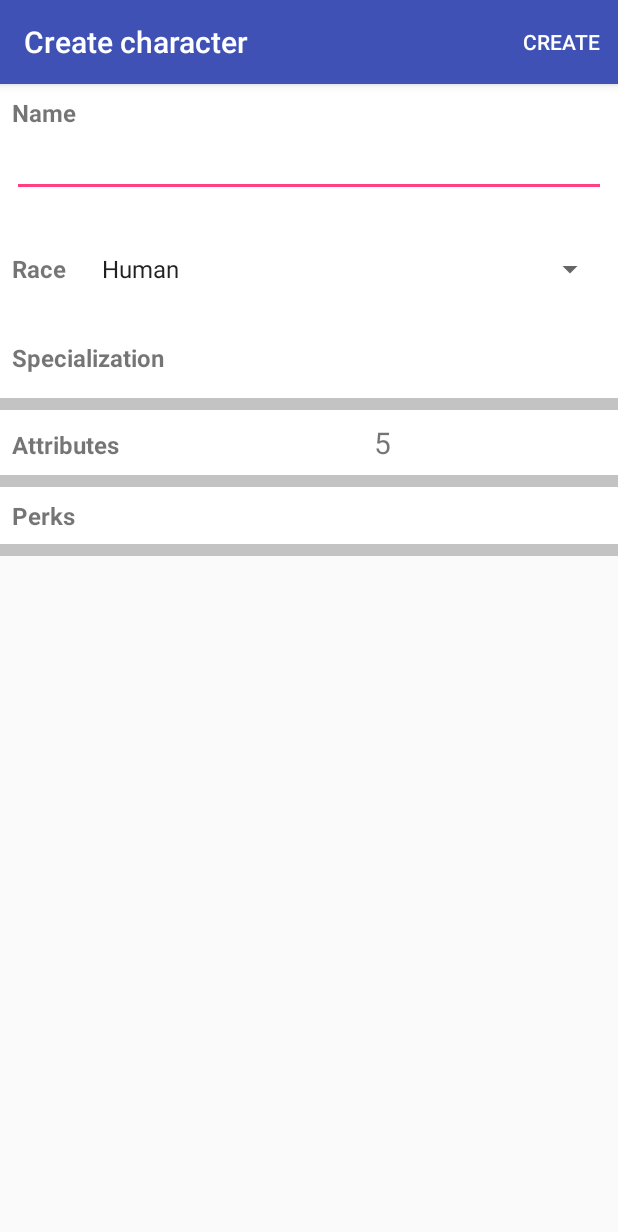
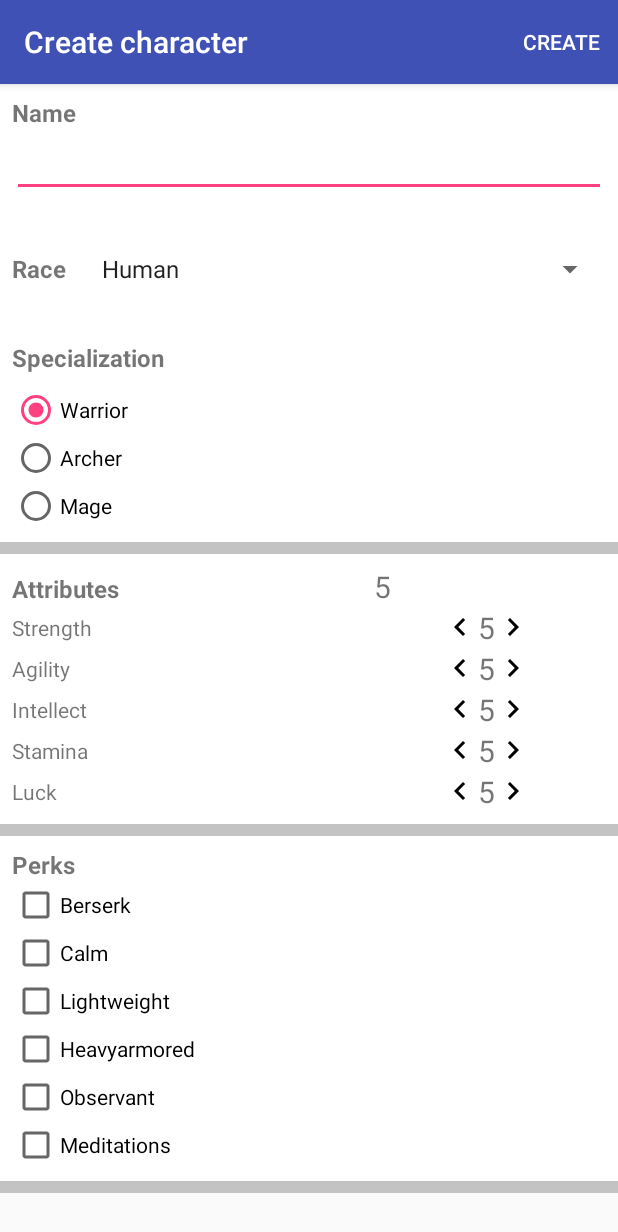
Before and after one commit to levgenix/OpenProfessionJavaCourse01-Project01, an Android app: the screen it shows after launch (MainActivity), on a phone screen of 412 x 824 dp. Shown: the top 1232 px of the screen. Run offline under Robolectric (Android 15) with nearby library versions, the phone set to English and light mode, and no system bars.

Commit message:
Stoped on updateAttributeValue

```diff
--- a/app/src/main/java/com/elegion/courserafirstcourseprogrammingtest/CharacterCreator.java
+++ b/app/src/main/java/com/elegion/courserafirstcourseprogrammingtest/CharacterCreator.java
@@ -2,8 +2,9 @@ package com.elegion.courserafirstcourseprogrammingtest;
 
 import android.util.Log;
 
+import org.w3c.dom.Attr;
+
 import java.io.Serializable;
-import java.util.Arrays;
 import java.util.HashMap;
 import java.util.LinkedList;
 import java.util.Map;
@@ -12,7 +13,27 @@ import java.util.Observable;
 public class CharacterCreator extends Observable  implements Serializable{
 
     public enum Specialization {
-        WARRIOR, ARCHER, MAGE
+        WARRIOR, ARCHER, MAGE;
+
+        private static Specialization[] vals = values();
+
+        public static String[] getNames() {
+            LinkedList<String> list = new LinkedList<>();
+            for (Specialization s : vals) {
+                list.add(s.name().substring(0, 1) + s.name().substring(1).toLowerCase());
+            }
+            return list.toArray(new String[list.size()]);
+        }
+
+        public static Specialization getLast()
+        {
+            return vals[vals.length - 1];
+        }
+
+        public static Specialization getFirst()
+        {
+            return vals[0];
+        }
     }
 
     public enum Race {
@@ -40,11 +61,40 @@ public class CharacterCreator extends Observable  implements Serializable{
     }
 
     public enum Attribute {
-        STRENGTH, AGILITY, INTELLECT, STAMINA, LUCK
+        STRENGTH, AGILITY, INTELLECT, STAMINA, LUCK;
+
+        private static Attribute[] vals = values();
+
+        public static String[] getNames() {
+            LinkedList<String> list = new LinkedList<>();
+            for (Attribute a : vals) {
+                list.add(a.name().substring(0, 1) + a.name().substring(1).toLowerCase());
+            }
+            return list.toArray(new String[list.size()]);
+        }
+
+        public static Attribute getByPosition(int position) {
+            int i = 0;
+            for (Attribute a : vals) {
+                if (i == position) {
+                    return a;
+                }
+                i++;
+            }
+            return null;
+        }
     }
 
     public enum Perk {
-        BERSERK, CALM, LIGHTWEIGHT, HEAVYARMORED, OBSERVANT, MEDITATIONS
+        BERSERK, CALM, LIGHTWEIGHT, HEAVYARMORED, OBSERVANT, MEDITATIONS;
+
+        public static String[] getNames() {
+            LinkedList<String> list = new LinkedList<>();
+            for (Perk p : values()) {
+                list.add(p.name().substring(0, 1) + p.name().substring(1).toLowerCase());
+            }
+            return list.toArray(new String[list.size()]);
+        }
     }
 
     private String mName;
@@ -69,18 +119,16 @@ public class CharacterCreator extends Observable  implements Serializable{
 
 
     public String[] getSpecializations() {
-        // TODO: 11.12.2017
         /*
         *   этот метод должен возвращать массив строк, созданных на основе enum Specialization
         *   Строки должны начинаться с заглавной буквы, остальные строчные
         * */
 
-        return new String[]{""};
-
+        //return new String[]{""};
+        return Specialization.getNames();
     }
 
     public void setSpecialization(int position) {
-        // TODO: 11.12.2017
         /*
         *  этот метод задает специализацию в переменную mSpecialization
         *  на вход подается число, и из enum Specialization выбирается соответствующий класс
@@ -91,11 +139,20 @@ public class CharacterCreator extends Observable  implements Serializable{
         *  если введенное число больше длины enum, то в mSpecialization записывается самое последнее (длина - 1) значение
         *
         * */
-
+        if (position < 0) {
+            mSpecialization = Specialization.getFirst();
+        } else if (position > Specialization.vals.length - 1) {
+            mSpecialization = Specialization.getLast();
+        } else {
+            for (Specialization spec: Specialization.vals) {
+                if (spec.ordinal() == position) {
+                    mSpecialization = spec;
+                }
+            }
+        }
     }
 
     public String[] getRaces() {
-        // TODO: 11.12.2017
         /*
         *   этот метод должен возвращать массив строк, созданных на основе enum Races
         *    Строка должна быть формата - первая буква заглавная, остальные строчные
@@ -128,34 +185,28 @@ public class CharacterCreator extends Observable  implements Serializable{
                 }
             }
         }
-
-        //Log.i("HHHHH", create().toString());
     }
 
     public String[] getAttributes() {
-
-        // TODO: 11.12.2017
         /*
         *   этот метод должен возвращать массив строк, созданных на основе enum Attribute
         *    Строка должна быть формата - первая буква заглавная, остальные строчные
         *   One, Two, Three
         * */
-        return new String[]{""};
-
+        //return new String[]{""};
+        return Attribute.getNames();
     }
 
     public String[] getPerks() {
-        // TODO: 11.12.2017
         /*
         *   этот метод должен возвращать массив строк, созданных на основе enum Perk
         *   Строка должна быть формата - первая буква заглавная, остальные строчные
         *   One, Two, Three
         *
         * */
+        return Perk.getNames();
+    }
 
-        return new String[]{""};
-
-    }
     public void updateAttributeValue(int position, int updateTo) {
         // TODO: 11.12.2017
         /*
@@ -193,6 +244,19 @@ public class CharacterCreator extends Observable  implements Serializable{
         *       то мы не можем увеличить атрибут, ничего не происходит        *
         * */
 
+        // Нет доступных очков для увеличения атрибута
+        if (mAvailablePoints - updateTo < 0) {
+            // TODO Выбросить Toast
+            return;
+        }
+
+        Integer arrtibuteValue = getAttributesMap().get(Attribute.getByPosition(position).name());
+        Log.i("HHHH", Attribute.getByPosition(position).toString());
+        Log.i("HHHH", arrtibuteValue.toString());
+
+
+        //String[] params = mCreator.getAttributes();
+        //String.valueOf(mCreator.getAttributesMap().get(params[i].toUpperCase()));
     }
 
     public void setName(String name) {
@@ -219,6 +283,10 @@ public class CharacterCreator extends Observable  implements Serializable{
         character.setAttributes(mAttributesMap);
         character.setPerks(mPerksMap);
         character.calculateParameters();
+
+        // TODO ХЗ где метод вызывается
+        Log.i("HHHH", "jugjugjghh");
+
         return character;
     }
 
--- a/app/src/main/java/com/elegion/courserafirstcourseprogrammingtest/CreateCharacterFragment.java
+++ b/app/src/main/java/com/elegion/courserafirstcourseprogrammingtest/CreateCharacterFragment.java
@@ -4,6 +4,7 @@ import android.content.Context;
 import android.os.Bundle;
 import android.support.annotation.Nullable;
 import android.support.v4.app.Fragment;
+import android.util.Log;
 import android.view.LayoutInflater;
 import android.view.Menu;
 import android.view.MenuInflater;
@@ -87,6 +88,7 @@ public class CreateCharacterFragment extends Fragment implements Observer {
         obtainCreator();
         addRaces();
         addSpecializations();
+        mAvailablePoints.setText(mCreator.getAvailablePoints());
         addParametersList();
         addPerks();
     }
@@ -120,86 +122,87 @@ public class CreateCharacterFragment extends Fragment implements Observer {
     }
 
     private void addSpecializations() {
-        // TODO: 11.12.2017 раскоментируйте это после того, как доделаете логику CharacterCreator.getSpecializations()
+        // 11.12.2017 раскоментируйте это после того, как доделаете логику CharacterCreator.getSpecializations()
 
-//        String[] specializations = mCreator.getSpecializations();
-//        for (String s : specializations) {
-//            RadioButton button = new RadioButton(getActivity());
-//            button.setText(s);
-//            button.setId(View.generateViewId());
-//            mSpecializationsRadioGroup.addView(button);
-//        }
-//
-//        mSpecializationsRadioGroup.check(mSpecializationsRadioGroup.getChildAt(mCreator.getSpecializationPosition()).getId());
-//        mSpecializationsRadioGroup.setOnCheckedChangeListener(new RadioGroup.OnCheckedChangeListener() {
-//            @Override
-//            public void onCheckedChanged(RadioGroup group, int checkedId) {
-//                RadioButton checked = group.findViewById(checkedId);
-//                int position = group.indexOfChild(checked);
-//                mCreator.setSpecialization(position);
-//            }
-//
-//        });
+        String[] specializations = mCreator.getSpecializations();
+        for (String s : specializations) {
+            RadioButton button = new RadioButton(getActivity());
+            button.setText(s);
+            button.setId(View.generateViewId());
+            mSpecializationsRadioGroup.addView(button);
+        }
+
+        mSpecializationsRadioGroup.check(mSpecializationsRadioGroup.getChildAt(mCreator.getSpecializationPosition()).getId());
+        mSpecializationsRadioGroup.setOnCheckedChangeListener(new RadioGroup.OnCheckedChangeListener() {
+            @Override
+            public void onCheckedChanged(RadioGroup group, int checkedId) {
+                RadioButton checked = group.findViewById(checkedId);
+                int position = group.indexOfChild(checked);
+                mCreator.setSpecialization(position);
+            }
+
+        });
     }
 
     private void addParametersList() {
-        // TODO: 11.12.2017  раскоментируйте это после того, как доделаете логику CharacterCreator.getAttributes();
-//        String[] params = mCreator.getAttributes();
-//        mParamValues = new TextView[params.length];
-//        mParamControlButtons = new ImageButton[params.length * 2];
-//
-//        LayoutInflater inflater = LayoutInflater.from(getActivity());
-//        for (int i = 0, size = params.length; i < size; i++) {
-//            View paramsRow = inflater.inflate(R.layout.li_parameter, mParamsContainer, false);
-//            TextView paramName = paramsRow.findViewById(R.id.tv_param_name);
-//            paramName.setText(params[i]);
-//
-//            TextView paramValue = paramsRow.findViewById(R.id.tv_param_value);
-//            mParamValues[i] = paramValue;
-//            mParamValues[i].setTag(params[i]);
-//
-//            ImageButton decreaseParam = paramsRow.findViewById(R.id.ib_param_decrease);
-//            mParamControlButtons[i] = decreaseParam;
-//
-//            ImageButton increaseParam = paramsRow.findViewById(R.id.ib_param_increase);
-//            mParamControlButtons[i + size] = increaseParam;
-//
-//            mParamsContainer.addView(paramsRow);
-//        }
+        // 11.12.2017  раскоментируйте это после того, как доделаете логику CharacterCreator.getAttributes();
+        String[] params = mCreator.getAttributes();
+        mParamValues = new TextView[params.length];
+        mParamControlButtons = new ImageButton[params.length * 2];
+
+        LayoutInflater inflater = LayoutInflater.from(getActivity());
+        for (int i = 0, size = params.length; i < size; i++) {
+            View paramsRow = inflater.inflate(R.layout.li_parameter, mParamsContainer, false);
+            TextView paramName = paramsRow.findViewById(R.id.tv_param_name);
+            paramName.setText(params[i]);
+
+            TextView paramValue = paramsRow.findViewById(R.id.tv_param_value);
+            paramValue.setText(String.valueOf(mCreator.getAttributesMap().get(params[i].toUpperCase())));
+            mParamValues[i] = paramValue;
+            mParamValues[i].setTag(params[i]);
+
+            ImageButton decreaseParam = paramsRow.findViewById(R.id.ib_param_decrease);
+            mParamControlButtons[i] = decreaseParam;
+
+            ImageButton increaseParam = paramsRow.findViewById(R.id.ib_param_increase);
+            mParamControlButtons[i + size] = increaseParam;
+
+            mParamsContainer.addView(paramsRow);
+        }
 
         // TODO: 11.12.2017  раскоментируйте это после того, как доделаете логику CharacterCreator.updateAttributeValue();
 
-//        for (int i = 0, size = mParamControlButtons.length; i < size; i++) {
-//            int rowCount = size / 2;
-//            final int row = i < rowCount ? i : i - rowCount;
-//            final int action = i < rowCount ? -1 : 1;
-//
-//            mParamControlButtons[i].setOnClickListener(new View.OnClickListener() {
-//                @Override
-//                public void onClick(View v) {
-//                    mCreator.updateAttributeValue(row, action);
-//                }
-//            });
-//        }
+        for (int i = 0, size = mParamControlButtons.length; i < size; i++) {
+            int rowCount = size / 2;
+            final int row = i < rowCount ? i : i - rowCount;
+            final int action = i < rowCount ? -1 : 1;
+
+            mParamControlButtons[i].setOnClickListener(new View.OnClickListener() {
+                @Override
+                public void onClick(View v) {
+                    mCreator.updateAttributeValue(row, action);
+                }
+            });
+        }
     }
 
     private void addPerks() {
-        // TODO: 11.12.2017  раскоментируйте это после того, как доделаете логику CharacterCreator.getPerks();
+        // 11.12.2017  раскоментируйте это после того, как доделаете логику CharacterCreator.getPerks();
 
-//        String perks[] = mCreator.getPerks();
-//
-//        for (String perk : perks) {
-//            CheckBox checkBox = new CheckBox(getActivity());
-//            checkBox.setText(perk);
-//            checkBox.setTag(perk);
-//            checkBox.setOnCheckedChangeListener(new CompoundButton.OnCheckedChangeListener() {
-//                @Override
-//                public void onCheckedChanged(CompoundButton buttonView, boolean isChecked) {
-//                    mCreator.checkPerk(buttonView.getText().toString(), isChecked);
-//                }
-//            });
-//            mPerksContainer.addView(checkBox);
-//        }
+        String perks[] = mCreator.getPerks();
+
+        for (String perk : perks) {
+            CheckBox checkBox = new CheckBox(getActivity());
+            checkBox.setText(perk);
+            checkBox.setTag(perk);
+            checkBox.setOnCheckedChangeListener(new CompoundButton.OnCheckedChangeListener() {
+                @Override
+                public void onCheckedChanged(CompoundButton buttonView, boolean isChecked) {
+                    mCreator.checkPerk(buttonView.getText().toString(), isChecked);
+                }
+            });
+            mPerksContainer.addView(checkBox);
+        }
     }
 
     @Override
```
Also changed, not shown: 1 other file.
